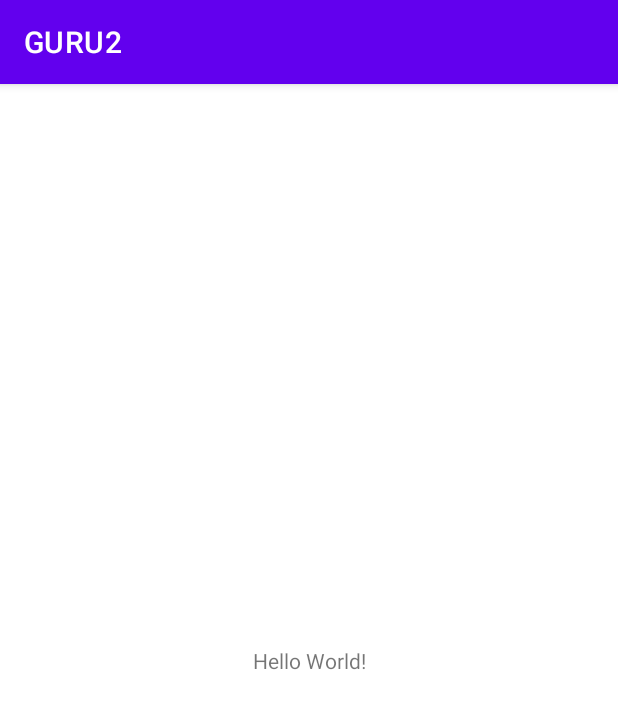
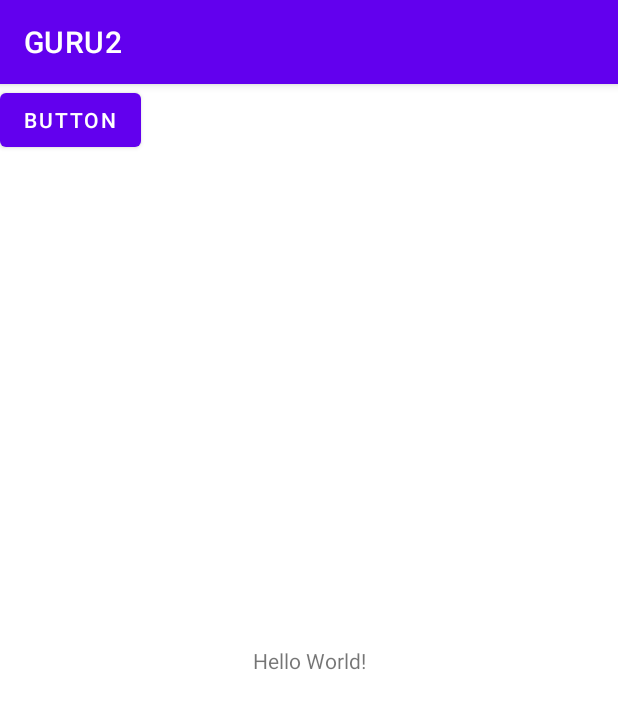
Before and after one commit to Eugenia-11/GURU2, an Android app: the screen it shows after launch (MainActivity), on a phone screen of 412 x 824 dp. Shown: the top 709 px of the screen. Run offline under Robolectric (Android 15) with nearby library versions, the phone set to English and light mode, and no system bars.

Commit message:
버튼 추가(커밋 테스트)

```diff
--- a/app/src/main/res/layout/activity_main.xml
+++ b/app/src/main/res/layout/activity_main.xml
@@ -15,4 +15,12 @@
         app:layout_constraintStart_toStartOf="parent"
         app:layout_constraintTop_toTopOf="parent" />
 
+    <Button
+        android:id="@+id/button"
+        android:layout_width="wrap_content"
+        android:layout_height="wrap_content"
+        android:text="Button"
+        tools:layout_editor_absoluteX="163dp"
+        tools:layout_editor_absoluteY="502dp" />
+
 </androidx.constraintlayout.widget.ConstraintLayout>
```
